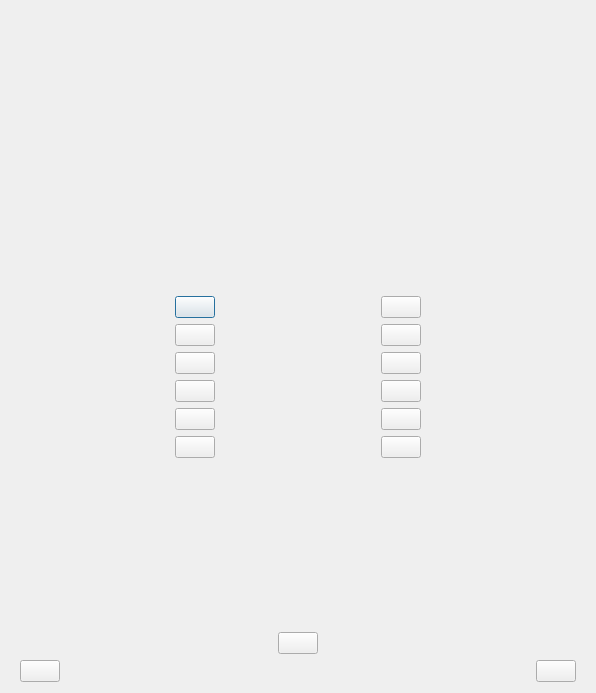
Before: the Qt Designer form ui_trainingQuiz.ui in geometalab/Quiz-QGIS-Plugin, drawn with Qt 5.
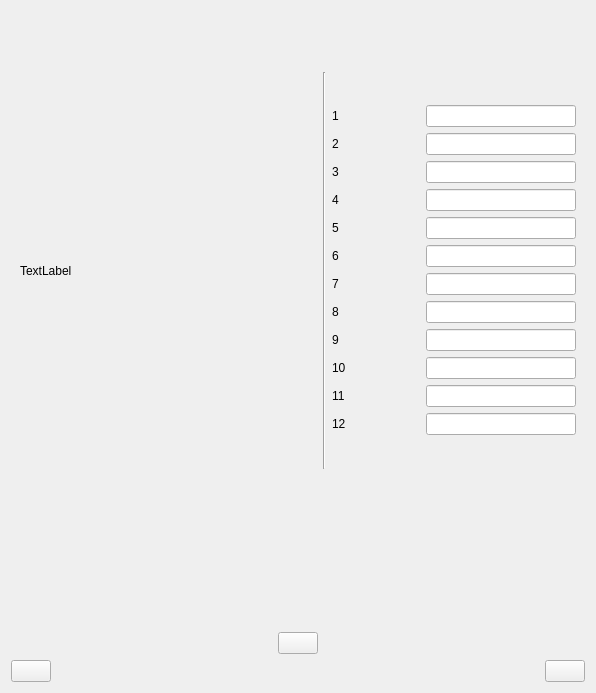
After: the same form once the commit is applied. The open tabs and pages were chosen to show the change.

```diff
--- a/ui_trainingQuiz.ui
+++ b/ui_trainingQuiz.ui
@@ -16,15 +16,7 @@
   <property name="autoFillBackground">
    <bool>true</bool>
   </property>
-  <layout class="QVBoxLayout" name="verticalLayout_4">
-   <property name="leftMargin">
-    <number>20</number>
-   </property>
-   <property name="rightMargin">
-    <number>20</number>
-   </property>
-   <item>
-    <layout class="QVBoxLayout" name="verticalLayout_2">
+  <layout class="QVBoxLayout" name="verticalLayout_3">
      <item>
       <layout class="QHBoxLayout" name="horizontalLayout_3">
        <item>
@@ -74,6 +66,13 @@
       </layout>
      </item>
      <item>
+    <widget class="QStackedWidget" name="stackedWidget_2">
+     <property name="currentIndex">
+      <number>0</number>
+     </property>
+     <widget class="QWidget" name="page_3">
+      <layout class="QVBoxLayout" name="verticalLayout_2">
+       <item>
       <spacer name="verticalSpacer_4">
        <property name="orientation">
         <enum>Qt::Vertical</enum>
@@ -106,18 +105,8 @@
        </property>
       </spacer>
      </item>
-    </layout>
-   </item>
-   <item>
-    <layout class="QVBoxLayout" name="verticalLayout_3">
      <item>
       <layout class="QGridLayout" name="gridLayout">
-       <property name="topMargin">
-        <number>20</number>
-       </property>
-       <property name="bottomMargin">
-        <number>20</number>
-       </property>
        <item row="0" column="0">
         <spacer name="horizontalSpacer_5">
          <property name="orientation">
@@ -389,6 +378,398 @@
        </item>
       </layout>
      </item>
+      </layout>
+     </widget>
+     <widget class="QWidget" name="page_4">
+      <layout class="QHBoxLayout" name="horizontalLayout_17">
+       <item>
+        <widget class="QLabel" name="labelGap">
+         <property name="text">
+          <string>TextLabel</string>
+         </property>
+         <property name="wordWrap">
+          <bool>true</bool>
+         </property>
+        </widget>
+       </item>
+       <item>
+        <spacer name="horizontalSpacer_7">
+         <property name="orientation">
+          <enum>Qt::Horizontal</enum>
+         </property>
+         <property name="sizeHint" stdset="0">
+          <size>
+           <width>244</width>
+           <height>20</height>
+          </size>
+         </property>
+        </spacer>
+       </item>
+       <item>
+        <widget class="Line" name="line">
+         <property name="orientation">
+          <enum>Qt::Vertical</enum>
+         </property>
+        </widget>
+       </item>
+       <item>
+        <layout class="QVBoxLayout" name="verticalLayout_4">
+         <item>
+          <spacer name="verticalSpacer">
+           <property name="orientation">
+            <enum>Qt::Vertical</enum>
+           </property>
+           <property name="sizeHint" stdset="0">
+            <size>
+             <width>20</width>
+             <height>40</height>
+            </size>
+           </property>
+          </spacer>
+         </item>
+         <item>
+          <layout class="QHBoxLayout" name="horizontalLayout_5">
+           <item>
+            <widget class="QLabel" name="editLabel">
+             <property name="text">
+              <string>1</string>
+             </property>
+            </widget>
+           </item>
+           <item>
+            <widget class="QLineEdit" name="lineEditGap">
+             <property name="minimumSize">
+              <size>
+               <width>150</width>
+               <height>0</height>
+              </size>
+             </property>
+             <property name="maximumSize">
+              <size>
+               <width>150</width>
+               <height>16777215</height>
+              </size>
+             </property>
+            </widget>
+           </item>
+          </layout>
+         </item>
+         <item>
+          <layout class="QHBoxLayout" name="horizontalLayout_6">
+           <item>
+            <widget class="QLabel" name="editLabel_2">
+             <property name="text">
+              <string>2</string>
+             </property>
+            </widget>
+           </item>
+           <item>
+            <widget class="QLineEdit" name="lineEditGap_2">
+             <property name="minimumSize">
+              <size>
+               <width>150</width>
+               <height>0</height>
+              </size>
+             </property>
+             <property name="maximumSize">
+              <size>
+               <width>150</width>
+               <height>16777215</height>
+              </size>
+             </property>
+            </widget>
+           </item>
+          </layout>
+         </item>
+         <item>
+          <layout class="QHBoxLayout" name="horizontalLayout_7">
+           <item>
+            <widget class="QLabel" name="editLabel_3">
+             <property name="text">
+              <string>3</string>
+             </property>
+            </widget>
+           </item>
+           <item>
+            <widget class="QLineEdit" name="lineEditGap_3">
+             <property name="minimumSize">
+              <size>
+               <width>150</width>
+               <height>0</height>
+              </size>
+             </property>
+             <property name="maximumSize">
+              <size>
+               <width>150</width>
+               <height>16777215</height>
+              </size>
+             </property>
+            </widget>
+           </item>
+          </layout>
+         </item>
+         <item>
+          <layout class="QHBoxLayout" name="horizontalLayout_8">
+           <item>
+            <widget class="QLabel" name="editLabel_4">
+             <property name="text">
+              <string>4</string>
+             </property>
+            </widget>
+           </item>
+           <item>
+            <widget class="QLineEdit" name="lineEditGap_4">
+             <property name="minimumSize">
+              <size>
+               <width>150</width>
+               <height>0</height>
+              </size>
+             </property>
+             <property name="maximumSize">
+              <size>
+               <width>150</width>
+               <height>16777215</height>
+              </size>
+             </property>
+            </widget>
+           </item>
+          </layout>
+         </item>
+         <item>
+          <layout class="QHBoxLayout" name="horizontalLayout_9">
+           <item>
+            <widget class="QLabel" name="editLabel_5">
+             <property name="text">
+              <string>5</string>
+             </property>
+            </widget>
+           </item>
+           <item>
+            <widget class="QLineEdit" name="lineEditGap_5">
+             <property name="minimumSize">
+              <size>
+               <width>150</width>
+               <height>0</height>
+              </size>
+             </property>
+             <property name="maximumSize">
+              <size>
+               <width>150</width>
+               <height>16777215</height>
+              </size>
+             </property>
+            </widget>
+           </item>
+          </layout>
+         </item>
+         <item>
+          <layout class="QHBoxLayout" name="horizontalLayout_10">
+           <item>
+            <widget class="QLabel" name="editLabel_6">
+             <property name="text">
+              <string>6</string>
+             </property>
+            </widget>
+           </item>
+           <item>
+            <widget class="QLineEdit" name="lineEditGap_6">
+             <property name="minimumSize">
+              <size>
+               <width>150</width>
+               <height>0</height>
+              </size>
+             </property>
+             <property name="maximumSize">
+              <size>
+               <width>150</width>
+               <height>16777215</height>
+              </size>
+             </property>
+            </widget>
+           </item>
+          </layout>
+         </item>
+         <item>
+          <layout class="QHBoxLayout" name="horizontalLayout_11">
+           <item>
+            <widget class="QLabel" name="editLabel_7">
+             <property name="text">
+              <string>7</string>
+             </property>
+            </widget>
+           </item>
+           <item>
+            <widget class="QLineEdit" name="lineEditGap_7">
+             <property name="minimumSize">
+              <size>
+               <width>150</width>
+               <height>0</height>
+              </size>
+             </property>
+             <property name="maximumSize">
+              <size>
+               <width>150</width>
+               <height>16777215</height>
+              </size>
+             </property>
+            </widget>
+           </item>
+          </layout>
+         </item>
+         <item>
+          <layout class="QHBoxLayout" name="horizontalLayout_12">
+           <item>
+            <widget class="QLabel" name="editLabel_8">
+             <property name="text">
+              <string>8</string>
+             </property>
+            </widget>
+           </item>
+           <item>
+            <widget class="QLineEdit" name="lineEditGap_8">
+             <property name="minimumSize">
+              <size>
+               <width>150</width>
+               <height>0</height>
+              </size>
+             </property>
+             <property name="maximumSize">
+              <size>
+               <width>150</width>
+               <height>16777215</height>
+              </size>
+             </property>
+            </widget>
+           </item>
+          </layout>
+         </item>
+         <item>
+          <layout class="QHBoxLayout" name="horizontalLayout_13">
+           <item>
+            <widget class="QLabel" name="editLabel_9">
+             <property name="text">
+              <string>9</string>
+             </property>
+            </widget>
+           </item>
+           <item>
+            <widget class="QLineEdit" name="lineEditGap_9">
+             <property name="minimumSize">
+              <size>
+               <width>150</width>
+               <height>0</height>
+              </size>
+             </property>
+             <property name="maximumSize">
+              <size>
+               <width>150</width>
+               <height>16777215</height>
+              </size>
+             </property>
+            </widget>
+           </item>
+          </layout>
+         </item>
+         <item>
+          <layout class="QHBoxLayout" name="horizontalLayout_14">
+           <item>
+            <widget class="QLabel" name="editLabel_10">
+             <property name="text">
+              <string>10</string>
+             </property>
+            </widget>
+           </item>
+           <item>
+            <widget class="QLineEdit" name="lineEditGap_10">
+             <property name="minimumSize">
+              <size>
+               <width>150</width>
+               <height>0</height>
+              </size>
+             </property>
+             <property name="maximumSize">
+              <size>
+               <width>150</width>
+               <height>16777215</height>
+              </size>
+             </property>
+            </widget>
+           </item>
+          </layout>
+         </item>
+         <item>
+          <layout class="QHBoxLayout" name="horizontalLayout_15">
+           <item>
+            <widget class="QLabel" name="editLabel_11">
+             <property name="text">
+              <string>11</string>
+             </property>
+            </widget>
+           </item>
+           <item>
+            <widget class="QLineEdit" name="lineEditGap_11">
+             <property name="minimumSize">
+              <size>
+               <width>150</width>
+               <height>0</height>
+              </size>
+             </property>
+             <property name="maximumSize">
+              <size>
+               <width>150</width>
+               <height>16777215</height>
+              </size>
+             </property>
+            </widget>
+           </item>
+          </layout>
+         </item>
+         <item>
+          <layout class="QHBoxLayout" name="horizontalLayout_16">
+           <item>
+            <widget class="QLabel" name="editLabel_12">
+             <property name="text">
+              <string>12</string>
+             </property>
+            </widget>
+           </item>
+           <item>
+            <widget class="QLineEdit" name="lineEditGap_12">
+             <property name="minimumSize">
+              <size>
+               <width>150</width>
+               <height>0</height>
+              </size>
+             </property>
+             <property name="maximumSize">
+              <size>
+               <width>150</width>
+               <height>16777215</height>
+              </size>
+             </property>
+            </widget>
+           </item>
+          </layout>
+         </item>
+         <item>
+          <spacer name="verticalSpacer_5">
+           <property name="orientation">
+            <enum>Qt::Vertical</enum>
+           </property>
+           <property name="sizeHint" stdset="0">
+            <size>
+             <width>20</width>
+             <height>40</height>
+            </size>
+           </property>
+          </spacer>
+         </item>
+        </layout>
+       </item>
+      </layout>
+     </widget>
+    </widget>
+   </item>
      <item>
       <layout class="QVBoxLayout" name="verticalLayout">
        <property name="leftMargin">
@@ -509,8 +890,6 @@
           <string/>
          </property>
         </widget>
-       </item>
-      </layout>
      </item>
     </layout>
    </item>
```
Lines whose indentation alone changed are shown as unchanged.
